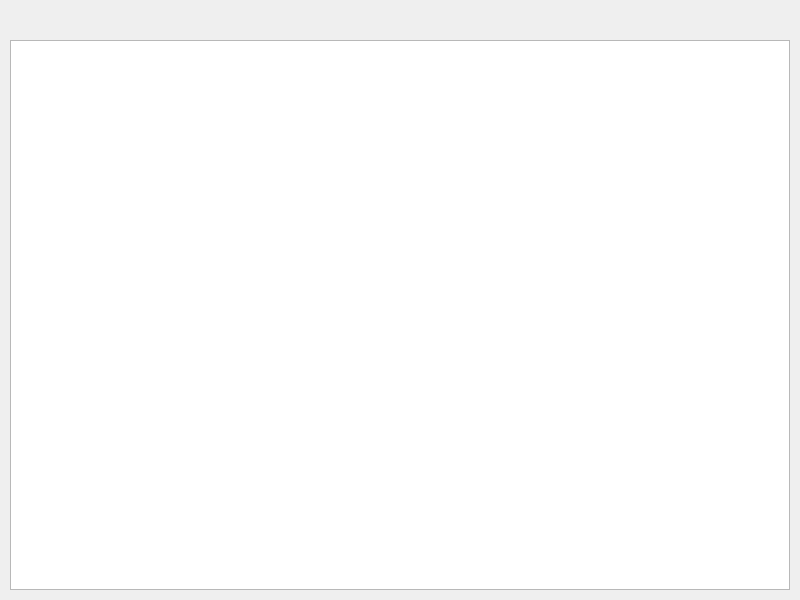
The window that main.ui (Stangenzirkel/SPB-Buyanov3) describes before a commit, drawn with Qt 5.
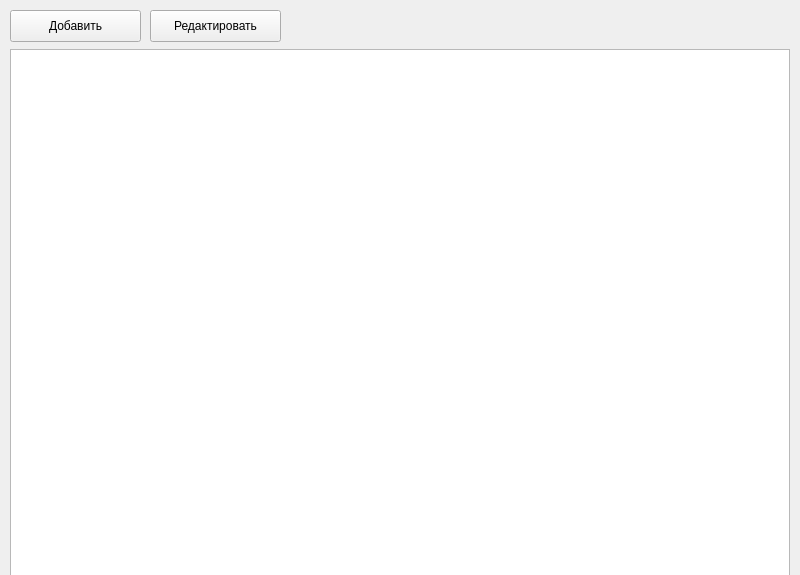
The same window after the commit.

Commit message: a cho pisat to?

Patch:
```diff
--- a/main.ui
+++ b/main.ui
@@ -7,7 +7,7 @@
     <x>0</x>
     <y>0</y>
     <width>800</width>
-    <height>600</height>
+    <height>575</height>
    </rect>
   </property>
   <property name="windowTitle">
@@ -17,12 +17,38 @@
    <property name="geometry">
     <rect>
      <x>10</x>
-     <y>40</y>
+     <y>49</y>
      <width>780</width>
-     <height>550</height>
+     <height>541</height>
     </rect>
    </property>
   </widget>
+  <widget class="QPushButton" name="pushButton">
+   <property name="geometry">
+    <rect>
+     <x>10</x>
+     <y>10</y>
+     <width>131</width>
+     <height>32</height>
+    </rect>
+   </property>
+   <property name="text">
+    <string>Добавить</string>
+   </property>
+  </widget>
+  <widget class="QPushButton" name="pushButton_2">
+   <property name="geometry">
+    <rect>
+     <x>150</x>
+     <y>10</y>
+     <width>131</width>
+     <height>32</height>
+    </rect>
+   </property>
+   <property name="text">
+    <string>Редактировать</string>
+   </property>
+  </widget>
  </widget>
  <resources/>
  <connections/>
```
The commit also changes 1 other file.
